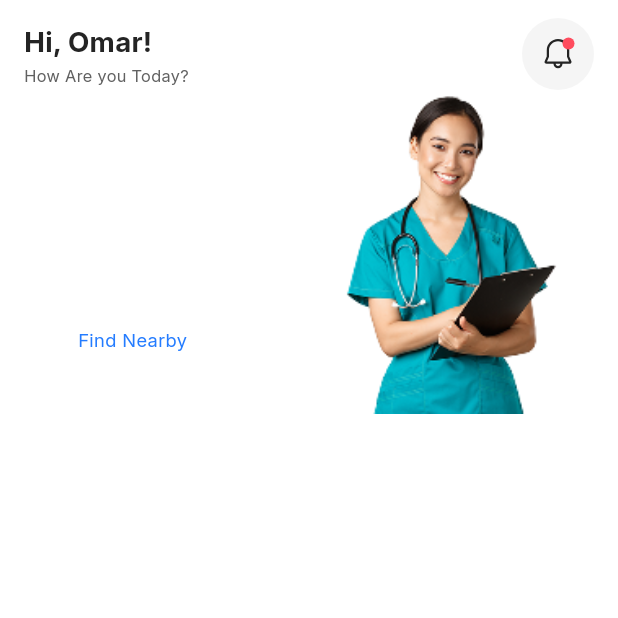
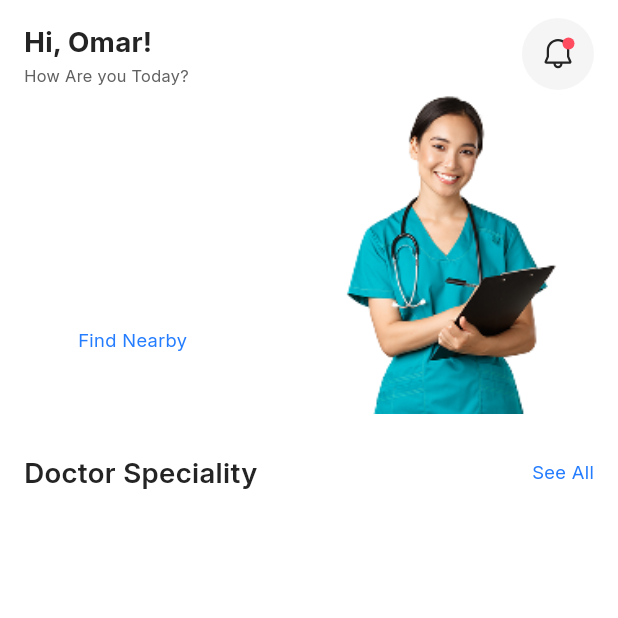
Before and after one commit to essamalrawi/docdoc, a Flutter app: the screen it shows after launch, on a phone screen of 412 x 824 dp, the top half of it. Run offline on Flutter 3.47's test engine with Material 3 defaults, Android fonts, the phone set to English and light mode, and no system bars; our stand-ins replace bloc, flutter_bloc, flutter_svg, flutter_svg_provider; missing offline and left inert: dart:ffi.

Commit message:
feat: add kidneys icon and update asset constants
- Added new SVG icon for kidneys in assets/images/icons/kidneys.svg.
- Updated assets.dart to include the new kidneys icon constant.
- Introduced DoctorSpecialitySection widget in home_view_body.dart to display doctor specialties.

```diff
--- a/lib/constants/assets.dart
+++ b/lib/constants/assets.dart
@@ -38,17 +38,33 @@ class Assets {
   /// assets/images/google_logo.svg
   static const String imagesGoogleLogo = "assets/images/google_logo.svg";
 
+  /// Assets for imagesIconsBabe
+  /// assets/images/icons/babe.svg
+  static const String imagesIconsBabe = "assets/images/icons/babe.svg";
+
   /// Assets for imagesIconsBell
   /// assets/images/icons/bell.svg
   static const String imagesIconsBell = "assets/images/icons/bell.svg";
+
+  /// Assets for imagesIconsBrain
+  /// assets/images/icons/brain.svg
+  static const String imagesIconsBrain = "assets/images/icons/brain.svg";
 
   /// Assets for imagesIconsCheck
   /// assets/images/icons/check.svg
   static const String imagesIconsCheck = "assets/images/icons/check.svg";
 
+  /// Assets for imagesIconsDoctor
+  /// assets/images/icons/doctor.svg
+  static const String imagesIconsDoctor = "assets/images/icons/doctor.svg";
+
   /// Assets for imagesIconsFrame
   /// assets/images/icons/frame.png
   static const String imagesIconsFrame = "assets/images/icons/frame.png";
+
+  /// Assets for imagesIconsKidneys
+  /// assets/images/icons/kidneys.svg
+  static const String imagesIconsKidneys = "assets/images/icons/kidneys.svg";
 
   /// Assets for imagesNativeSplash
   /// assets/images/native_splash.png
--- a/lib/features/home/presentation/views/widgets/home_view_body.dart
+++ b/lib/features/home/presentation/views/widgets/home_view_body.dart
@@ -1,8 +1,6 @@
-import 'package:docdoc/constants/assets.dart';
 import 'package:docdoc/core/utils/app_styles.dart';
 import 'package:docdoc/features/home/presentation/views/widgets/custom_home_app_bar.dart';
 import 'package:flutter/material.dart';
-import 'package:flutter_svg_provider/flutter_svg_provider.dart';
 
 import 'find_nearby_section.dart';
 
@@ -19,8 +17,43 @@ class HomeViewBody extends StatelessWidget {
           CustomHomeAppBar(),
           SizedBox(height: 30),
           FindNearbySection(),
+          SizedBox(height: 24),
+          DoctorSpecialitySection(),
         ],
       ),
     );
   }
 }
+
+class DoctorSpecialitySection extends StatelessWidget {
+  const DoctorSpecialitySection({super.key});
+
+  @override
+  Widget build(BuildContext context) {
+    return Column(
+      children: [
+        Row(
+          mainAxisAlignment: MainAxisAlignment.spaceBetween,
+          children: [
+            Text(
+              'Doctor Speciality',
+              style: AppStyles.styleRegular18px(context).copyWith(
+                color: const Color(0xFF242424),
+                fontFamily: 'Inter',
+                fontWeight: FontWeight.w600,
+                height: 1.60,
+              ),
+            ),
+            Text(
+              'See All',
+              textAlign: TextAlign.right,
+              style: AppStyles.styleRegular12px(
+                context,
+              ).copyWith(color: const Color(0xFF247CFF), height: 1.50),
+            ),
+          ],
+        ),
+      ],
+    );
+  }
+}
```
Also changed, not shown: assets/images/icons/babe.svg (added), assets/images/icons/brain.svg (added), assets/images/icons/doctor.svg (added), assets/images/icons/kidneys.svg (added).
